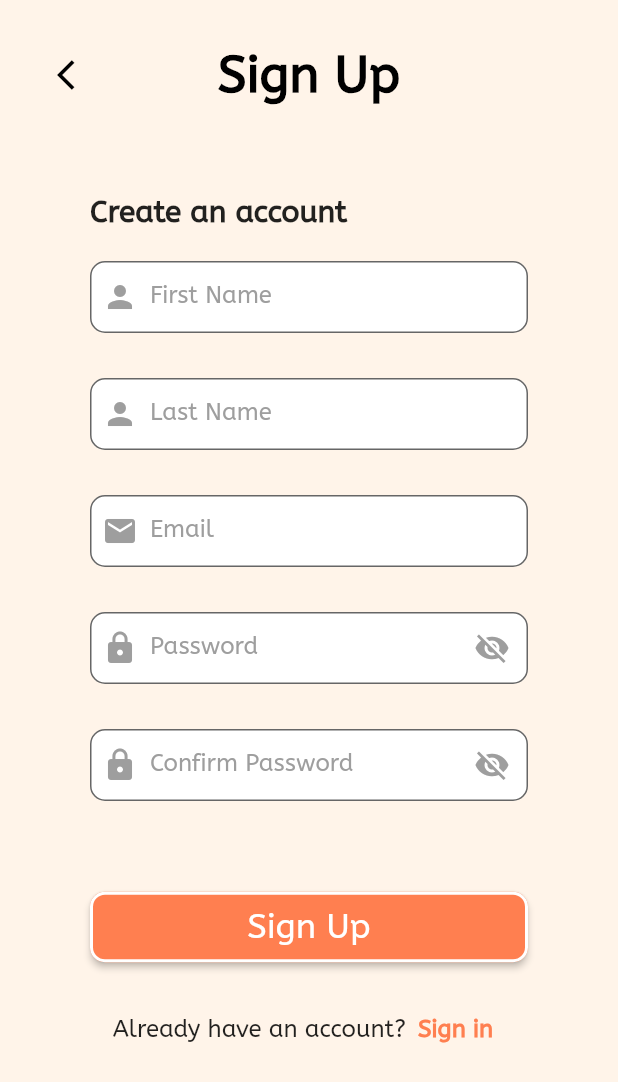
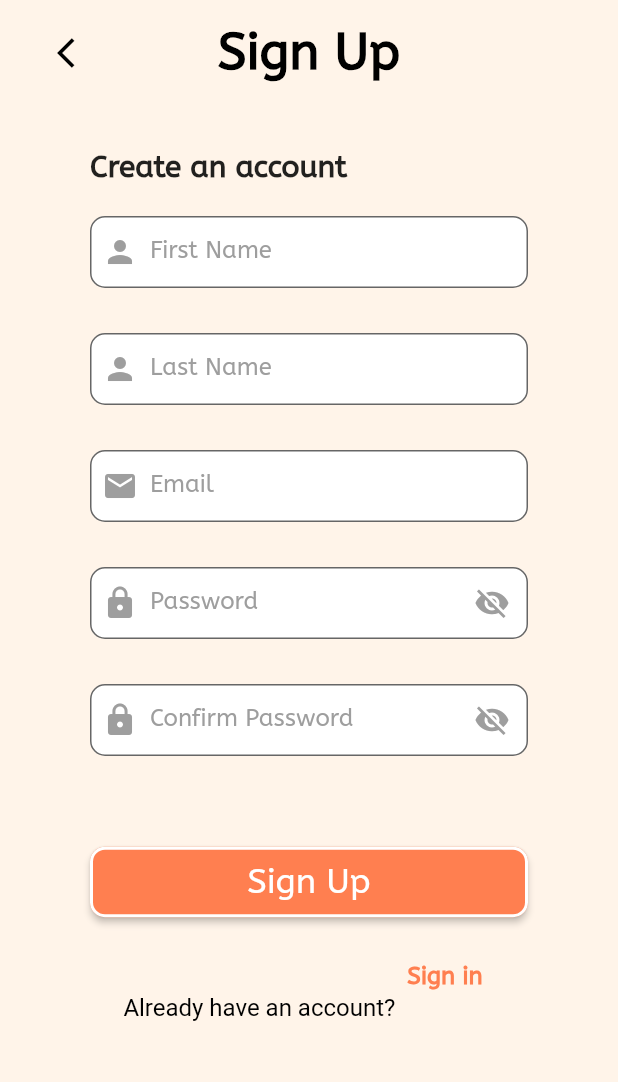
Before and after one commit to spicy-samson/LichenCare-1.0, a Flutter app: the LoginPage screen opened by its route, after a tap on "Sign Up", on a phone screen of 412 x 824 dp. Shown: the top 1082 px of the screen. Run offline on Flutter 3.47's test engine with Material 2 defaults, Android fonts, the phone set to English and light mode, and no system bars; our stand-ins replace awesome_dialog, carousel_slider, cloud_firestore, country_picker, firebase_auth, firebase_core and 6 more; missing offline and left inert: tflite_flutter, tflite_flutter_helper; accounts and stored records are empty; project files that could hold a hidden picture were left out.

Commit message:
Fixed overflows on login and registration, small edits. 32%

```diff
--- a/lib/pages/guest/login.dart
+++ b/lib/pages/guest/login.dart
@@ -60,7 +60,7 @@
                 height: h * 0.08,
               ),
               SizedBox(
-                height: 30,
+                height: 20,
               ),
               Padding(
                 padding: EdgeInsets.symmetric(
@@ -151,8 +151,7 @@
                             ? CircularProgressIndicator(
                                 valueColor:
                                     AlwaysStoppedAnimation<Color>(Colors.white),
-                                strokeWidth:
-                                    4.0,
+                                strokeWidth: 4.0,
                               ) // Show a loading indicator
                             : Text(
                                 'Sign in',
@@ -179,13 +178,22 @@
                         ),
                       ),
                     ),
-                    SizedBox(height: 20.0),
-                    Row(
-                      mainAxisAlignment: MainAxisAlignment.center,
+                    SizedBox(height: 35.0),
+                    Padding(
+                      padding: const EdgeInsets.only(left: 13.0, right: 13.0),
+                      child: RichText(
+                        textAlign: TextAlign.center,
+                        text: TextSpan(
                           children: [
-                        Text("Don't have an account?",
-                            style: TextStyle(fontSize: 16.0)),
-                        TextButton(
+                            TextSpan(
+                              text: "Don't have an account?",
+                              style: TextStyle(
+                                fontSize: 16.0,
+                                color: Colors.black,
+                              ),
+                            ),
+                            WidgetSpan(
+                              child: TextButton(
                                 onPressed: () {
                                   Navigator.of(context).pushNamedAndRemoveUntil(
                                       '/registration',
@@ -197,11 +205,15 @@
                                     fontWeight: FontWeight.bold,
                                     color: Color(0xFFFF7F50),
                                     fontSize: 16.0,
+                                    height: 0.001,
+                                  ),
                                 ),
                               ),
                             ),
                           ],
                         ),
+                      ),
+                    )
                   ],
                 ),
               ),
--- a/lib/pages/guest/registration.dart
+++ b/lib/pages/guest/registration.dart
@@ -92,7 +92,7 @@
         ),
         centerTitle: true,
         elevation: 0,
-        toolbarHeight: 100.0,
+        toolbarHeight: 70.0,
       ),
       body: isFirebaseInitialized
           ? SingleChildScrollView(
@@ -228,8 +228,7 @@
                             ? CircularProgressIndicator(
                                 valueColor:
                                     AlwaysStoppedAnimation<Color>(Colors.white),
-                                strokeWidth:
-                                    4.0,
+                                strokeWidth: 4.0,
                               ) // Show a loading indicator
                             : Text(
                                 'Sign Up',
@@ -257,15 +256,25 @@
                     SizedBox(height: 20.0),
                     Padding(
                       padding: const EdgeInsets.only(left: 13.0, right: 13.0),
-                      child: Row(
-                        mainAxisAlignment: MainAxisAlignment.center,
+                      child: RichText(
+                        textAlign: TextAlign.center,
+                        text: TextSpan(
                           children: [
-                          Text('Already have an account?',
-                              style: TextStyle(fontSize: 16.0)),
-                          TextButton(
+                            TextSpan(
+                              text: 'Already have an account?',
+                              style: TextStyle(
+                                fontSize: 16.0,
+                                height:
+                                    0.8,
+                                color: Colors.black,
+                              ),
+                            ),
+                            WidgetSpan(
+                              child: TextButton(
                                 onPressed: () {
                                   Navigator.of(context).pushNamedAndRemoveUntil(
-                                  '/login', (Route<dynamic> route) => false);
+                                      '/login',
+                                      (Route<dynamic> route) => false);
                                 },
                                 child: Text(
                                   'Sign in',
@@ -273,12 +282,15 @@
                                     fontWeight: FontWeight.bold,
                                     color: Color(0xFFFF7F50),
                                     fontSize: 16.0,
+                                    height: 0.001,
+                                  ),
                                 ),
                               ),
                             ),
                           ],
                         ),
                       ),
+                    )
                   ],
                 ),
               ),
@@ -372,7 +384,8 @@
 
   void _showSnackBar(String message) {
     final isErrorMessage = message == errorMessage;
-  final snackBarBackgroundColor = isErrorMessage ? const Color.fromARGB(255, 196, 41, 30) : Colors.green;
+    final snackBarBackgroundColor =
+        isErrorMessage ? const Color.fromARGB(255, 196, 41, 30) : Colors.green;
 
     ScaffoldMessenger.of(context).showSnackBar(SnackBar(
       backgroundColor: snackBarBackgroundColor, // Set the background color
--- a/lib/pages/user/lichenCheck.dart
+++ b/lib/pages/user/lichenCheck.dart
@@ -325,7 +325,7 @@
                             text: const TextSpan(
                                 style: TextStyle(
                                     color: Colors.black,
-                                    fontSize: 22,
+                                    fontSize: 20,
                                     fontWeight: FontWeight.bold),
                                 children: <TextSpan>[
                                   TextSpan(
--- a/lib/pages/user/profile.dart
+++ b/lib/pages/user/profile.dart
@@ -37,7 +37,6 @@
           padding: const EdgeInsets.all(20.0),
           child: Column(
             children: [
-              SizedBox(height: h * 0.05),
               buildCustomDivider(2, Colors.grey),
               Padding(
                 padding: const EdgeInsets.all(12),
@@ -256,7 +255,8 @@
   Future<void> _signOut() async {
     try {
       await FirebaseAuth.instance.signOut();
-      Navigator.of(context).pushNamedAndRemoveUntil('/login', (Route<dynamic> route) => false);
+      Navigator.of(context)
+          .pushNamedAndRemoveUntil('/login', (Route<dynamic> route) => false);
     } catch (e) {
       print("Error while signing out: $e");
     }
```
Lines whose indentation alone changed are shown as unchanged.
